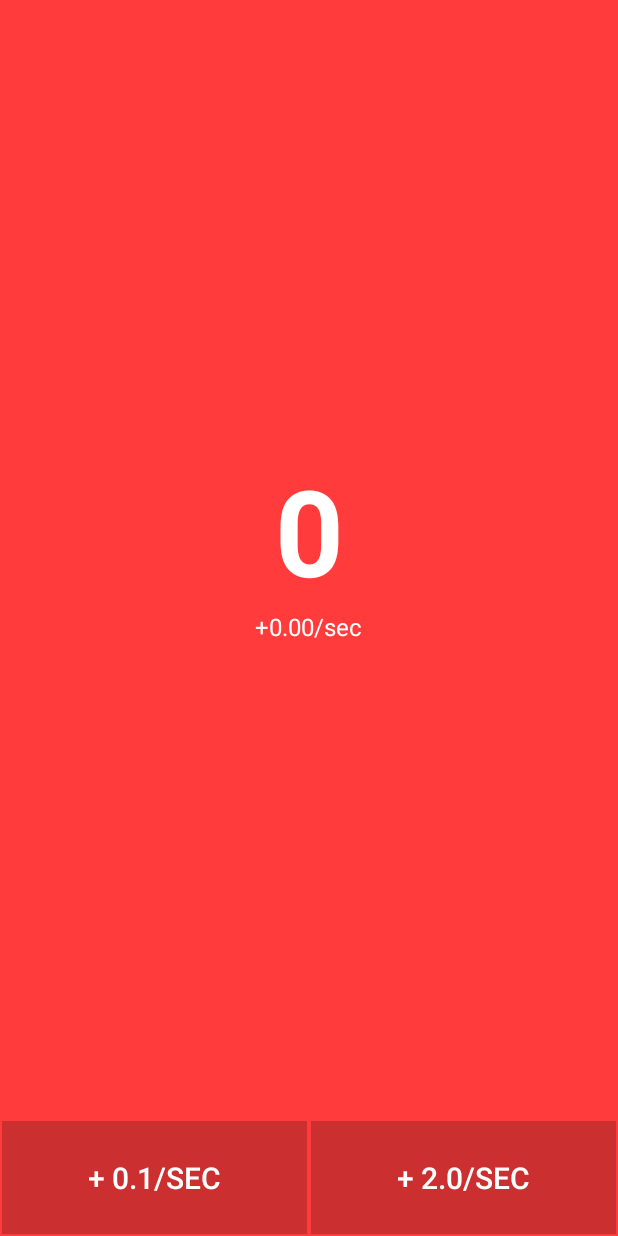
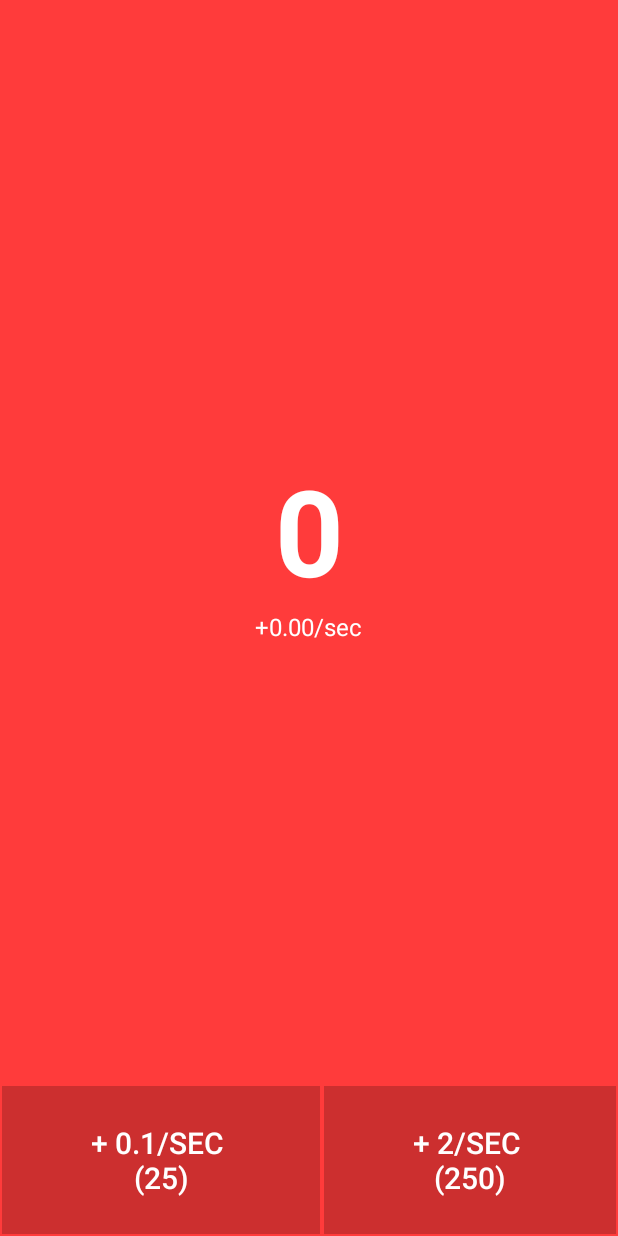
Before and after one commit to DavidZWalker/App, an Android app: the screen it shows after launch (MainActivity), on a phone screen of 412 x 824 dp. Run offline under Robolectric (Android 15) with nearby library versions, the phone set to English and light mode, and no system bars; our stand-ins replace data binding; libraries missing offline, so code that uses them is left out: androidx.databinding.library; 2 statements that could not run were skipped.

Commit message:
added prices to clicker buttons

```diff
--- a/app/src/main/java/de/hdmstuttgart/kotlinapp/model/clickerValues/ImprovedClickerValues.kt
+++ b/app/src/main/java/de/hdmstuttgart/kotlinapp/model/clickerValues/ImprovedClickerValues.kt
@@ -5,5 +5,5 @@ import java.math.BigDecimal
 internal class ImprovedClickerValues {
 
     val price = BigDecimal(250)
-    val clicksPerSec = BigDecimal(1)
+    val clicksPerSec = BigDecimal(2)
 }
--- a/app/src/main/java/de/hdmstuttgart/kotlinapp/viewmodel/ClickerViewModel.kt
+++ b/app/src/main/java/de/hdmstuttgart/kotlinapp/viewmodel/ClickerViewModel.kt
@@ -9,6 +9,7 @@ import de.hdmstuttgart.kotlinapp.model.IAutoClickerTask
 import de.hdmstuttgart.kotlinapp.util.BigIntegerToShortStringConverter
 import de.hdmstuttgart.kotlinapp.util.Constants
 import java.math.BigDecimal
+import java.math.RoundingMode
 
 class ClickerViewModel : BaseObservable() {
 
@@ -41,6 +42,22 @@ class ClickerViewModel : BaseObservable() {
             field = prefix + value + suffix
             notifyPropertyChanged(BR.clicksPerSecString)
         }
+
+    @Bindable
+    val simpleButtonString = "+ " +
+            clickerTask.getClicksPerSecForClickerType(AutoClickers.Simple).setScale(2, RoundingMode.HALF_UP).stripTrailingZeros().toPlainString() +
+            "/sec \n" +
+            "(" +
+            clickerTask.getPriceForClickerType(AutoClickers.Simple).setScale(2, RoundingMode.HALF_UP).stripTrailingZeros().toPlainString() +
+            ")"
+
+    @Bindable
+    val improvedButtonString = "+ " +
+            clickerTask.getClicksPerSecForClickerType(AutoClickers.Improved).setScale(2, RoundingMode.HALF_UP).stripTrailingZeros().toPlainString() +
+            "/sec \n" +
+            "(" +
+            clickerTask.getPriceForClickerType(AutoClickers.Improved).setScale(2, RoundingMode.HALF_UP).stripTrailingZeros().toPlainString() +
+            ")"
 
     init {
         startCollectingClicks()
--- a/app/src/main/res/layout/activity_main.xml
+++ b/app/src/main/res/layout/activity_main.xml
@@ -49,7 +49,7 @@
             <Button
                 android:id="@+id/buySimple"
                 android:textSize="20sp"
-                android:text="@string/addSimple"
+                android:text="@{viewModel.simpleButtonString}"
                 android:onClick="buyAutoClicker"
                 android:layout_gravity="fill"
                 android:layout_columnWeight="1"
@@ -60,7 +60,7 @@
             <Button
                 android:id="@+id/buyImproved"
                 android:textSize="20sp"
-                android:text="@string/addImproved"
+                android:text="@{viewModel.improvedButtonString}"
                 android:onClick="buyAutoClicker"
                 android:layout_gravity="fill"
                 android:layout_columnWeight="1"
--- a/app/src/main/res/values/strings.xml
+++ b/app/src/main/res/values/strings.xml
@@ -1,6 +1,3 @@
 <resources>
     <string name="app_name">Clicker</string>
-    <string name="ClickMe">+ 1</string>
-    <string name="addSimple">+ 0.1/sec</string>
-    <string name="addImproved">+ 2.0/sec</string>
 </resources>
```
